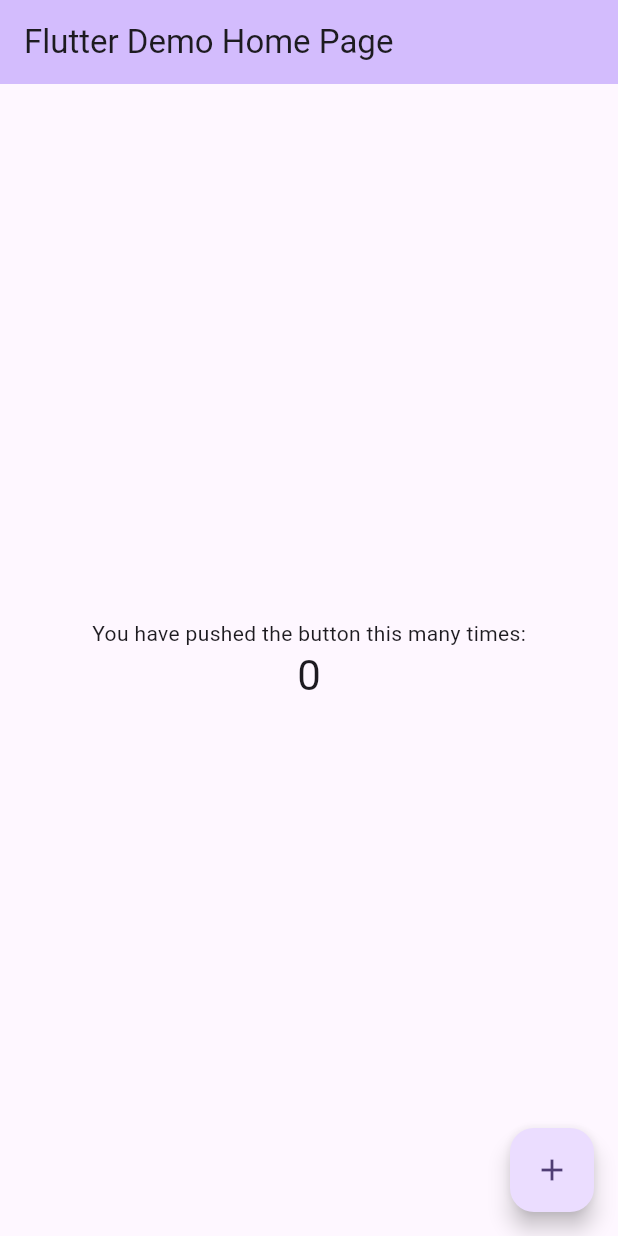
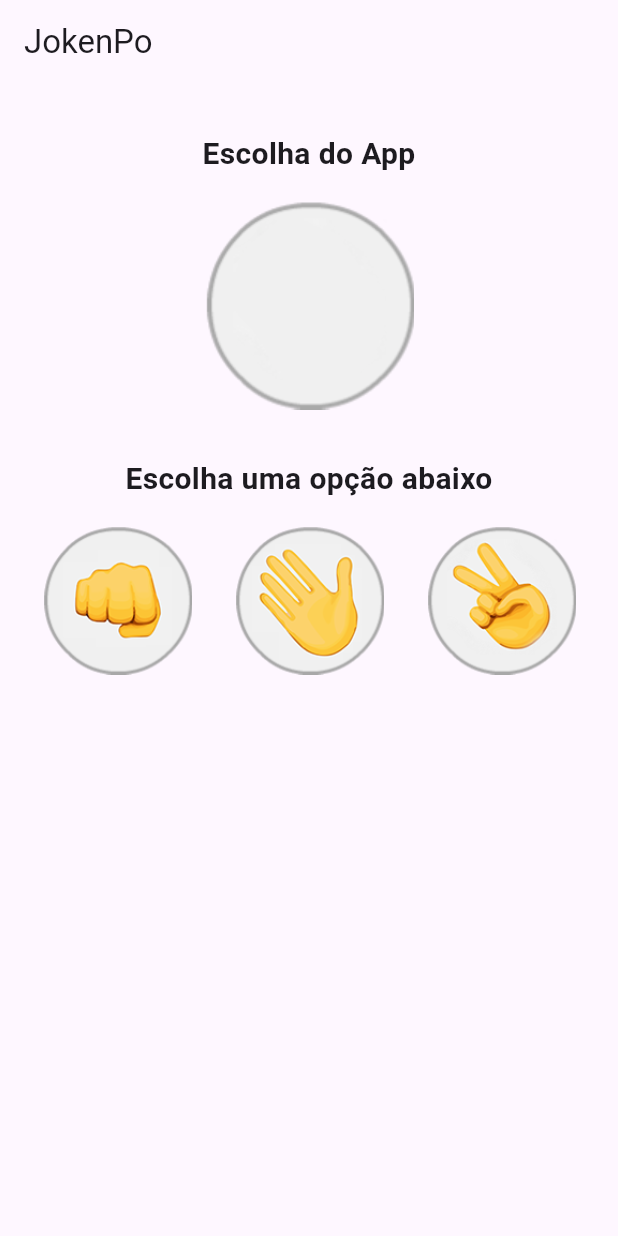
Before and after one commit to SIDH-1998/Frases-do-dia-flutter, a Flutter app: the screen it shows after launch, on a phone screen of 412 x 824 dp. Run offline on Flutter 3.47's test engine with Material 3 defaults, Android fonts, the phone set to English and light mode, and no system bars.

Commit message:
Primeiros codigos do App Joken Po interface do APP

```diff
--- /dev/null
+++ b/jokenpo/lib/Jogo.dart
@@ -0,0 +1,61 @@
+import 'dart:ui';
+
+import 'package:flutter/cupertino.dart';
+import 'package:flutter/material.dart';
+class Jogo extends StatefulWidget {
+  const Jogo({super.key});
+
+  @override
+  State<Jogo> createState() => _JogoState();
+}
+
+class _JogoState extends State<Jogo> {
+  @override
+  Widget build(BuildContext context) {
+    return Scaffold(
+      appBar: AppBar(
+        title: const Text ("JokenPo"),
+      ),
+      body: Column(
+        crossAxisAlignment: CrossAxisAlignment.center,
+        children: <Widget>[
+          //1º text
+          //2º imagem
+          //3º text resultado
+          //4º linha para 3 imagens
+          const Padding(
+              padding: EdgeInsets.only(top: 32, bottom: 16 ),
+            child: Text(
+                "Escolha do App",
+                    textAlign: TextAlign.center,
+              style: TextStyle(
+                fontSize: 20,
+                fontWeight: FontWeight.bold,
+              ),
+            ),
+          ),
+          Image.asset("imagens/padrao.png"),
+          const Padding(
+            padding: EdgeInsets.only(top: 32, bottom: 16 ),
+            child: Text(
+              "Escolha uma opção abaixo",
+              textAlign: TextAlign.center,
+              style: TextStyle(
+                fontSize: 20,
+                fontWeight: FontWeight.bold,
+              ),
+            ),
+          ),
+          Row(
+            mainAxisAlignment: MainAxisAlignment.spaceEvenly,
+            children: <Widget>[
+              Image.asset("imagens/pedra.png", height: 100,),
+              Image.asset("imagens/papel.png", height: 100,),
+              Image.asset("imagens/tesoura.png", height: 100,),
+            ],
+          ),
+        ],
+      ),
+    );
+  }
+}
--- a/jokenpo/lib/main.dart
+++ b/jokenpo/lib/main.dart
@@ -1,125 +1,10 @@
 import 'package:flutter/material.dart';
+import 'package:jokenpo/Jogo.dart';
 
-void main() {
-  runApp(const MyApp());
+void main(){
+  runApp(
+    const MaterialApp(
+      home: Jogo(),
+      debugShowCheckedModeBanner: false,
+    ));
 }
-
-class MyApp extends StatelessWidget {
-  const MyApp({super.key});
-
-  // This widget is the root of your application.
-  @override
-  Widget build(BuildContext context) {
-    return MaterialApp(
-      title: 'Flutter Demo',
-      theme: ThemeData(
-        // This is the theme of your application.
-        //
-        // TRY THIS: Try running your application with "flutter run". You'll see
-        // the application has a purple toolbar. Then, without quitting the app,
-        // try changing the seedColor in the colorScheme below to Colors.green
-        // and then invoke "hot reload" (save your changes or press the "hot
-        // reload" button in a Flutter-supported IDE, or press "r" if you used
-        // the command line to start the app).
-        //
-        // Notice that the counter didn't reset back to zero; the application
-        // state is not lost during the reload. To reset the state, use hot
-        // restart instead.
-        //
-        // This works for code too, not just values: Most code changes can be
-        // tested with just a hot reload.
-        colorScheme: ColorScheme.fromSeed(seedColor: Colors.deepPurple),
-        useMaterial3: true,
-      ),
-      home: const MyHomePage(title: 'Flutter Demo Home Page'),
-    );
-  }
-}
-
-class MyHomePage extends StatefulWidget {
-  const MyHomePage({super.key, required this.title});
-
-  // This widget is the home page of your application. It is stateful, meaning
-  // that it has a State object (defined below) that contains fields that affect
-  // how it looks.
-
-  // This class is the configuration for the state. It holds the values (in this
-  // case the title) provided by the parent (in this case the App widget) and
-  // used by the build method of the State. Fields in a Widget subclass are
-  // always marked "final".
-
-  final String title;
-
-  @override
-  State<MyHomePage> createState() => _MyHomePageState();
-}
-
-class _MyHomePageState extends State<MyHomePage> {
-  int _counter = 0;
-
-  void _incrementCounter() {
-    setState(() {
-      // This call to setState tells the Flutter framework that something has
-      // changed in this State, which causes it to rerun the build method below
-      // so that the display can reflect the updated values. If we changed
-      // _counter without calling setState(), then the build method would not be
-      // called again, and so nothing would appear to happen.
-      _counter++;
-    });
-  }
-
-  @override
-  Widget build(BuildContext context) {
-    // This method is rerun every time setState is called, for instance as done
-    // by the _incrementCounter method above.
-    //
-    // The Flutter framework has been optimized to make rerunning build methods
-    // fast, so that you can just rebuild anything that needs updating rather
-    // than having to individually change instances of widgets.
-    return Scaffold(
-      appBar: AppBar(
-        // TRY THIS: Try changing the color here to a specific color (to
-        // Colors.amber, perhaps?) and trigger a hot reload to see the AppBar
-        // change color while the other colors stay the same.
-        backgroundColor: Theme.of(context).colorScheme.inversePrimary,
-        // Here we take the value from the MyHomePage object that was created by
-        // the App.build method, and use it to set our appbar title.
-        title: Text(widget.title),
-      ),
-      body: Center(
-        // Center is a layout widget. It takes a single child and positions it
-        // in the middle of the parent.
-        child: Column(
-          // Column is also a layout widget. It takes a list of children and
-          // arranges them vertically. By default, it sizes itself to fit its
-          // children horizontally, and tries to be as tall as its parent.
-          //
-          // Column has various properties to control how it sizes itself and
-          // how it positions its children. Here we use mainAxisAlignment to
-          // center the children vertically; the main axis here is the vertical
-          // axis because Columns are vertical (the cross axis would be
-          // horizontal).
-          //
-          // TRY THIS: Invoke "debug painting" (choose the "Toggle Debug Paint"
-          // action in the IDE, or press "p" in the console), to see the
-          // wireframe for each widget.
-          mainAxisAlignment: MainAxisAlignment.center,
-          children: <Widget>[
-            const Text(
-              'You have pushed the button this many times:',
-            ),
-            Text(
-              '$_counter',
-              style: Theme.of(context).textTheme.headlineMedium,
-            ),
-          ],
-        ),
-      ),
-      floatingActionButton: FloatingActionButton(
-        onPressed: _incrementCounter,
-        tooltip: 'Increment',
-        child: const Icon(Icons.add),
-      ), // This trailing comma makes auto-formatting nicer for build methods.
-    );
-  }
-}
--- a/jokenpo/pubspec.yaml
+++ b/jokenpo/pubspec.yaml
@@ -62,6 +62,11 @@ flutter:
   # assets:
   #   - images/a_dot_burr.jpeg
   #   - images/a_dot_ham.jpeg
+  assets:
+    - imagens/padrao.png
+    - imagens/papel.png
+    - imagens/pedra.png
+    - imagens/tesoura.png
 
   # An image asset can refer to one or more resolution-specific "variants", see
   # https://flutter.dev/assets-and-images/#resolution-aware
```
Also changed, not shown: jokenpo/imagens/padrao.png (added), jokenpo/imagens/papel.png (added), jokenpo/imagens/pedra.png (added), jokenpo/imagens/tesoura.png (added), 1 other file.
